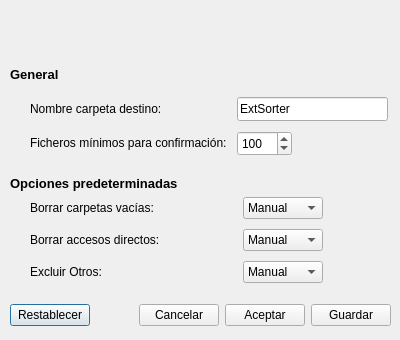
The window that Forms/preferencias.ui (D4nivi/ExtSorter) describes before a commit, drawn with Qt 5.
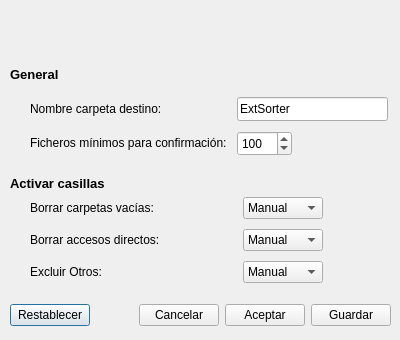
The same window after the commit.

```diff
--- a/Forms/preferencias.ui
+++ b/Forms/preferencias.ui
@@ -213,7 +213,7 @@
          </font>
         </property>
         <property name="text">
-         <string>Opciones predeterminadas</string>
+         <string>Activar casillas</string>
         </property>
        </widget>
       </item>
```
